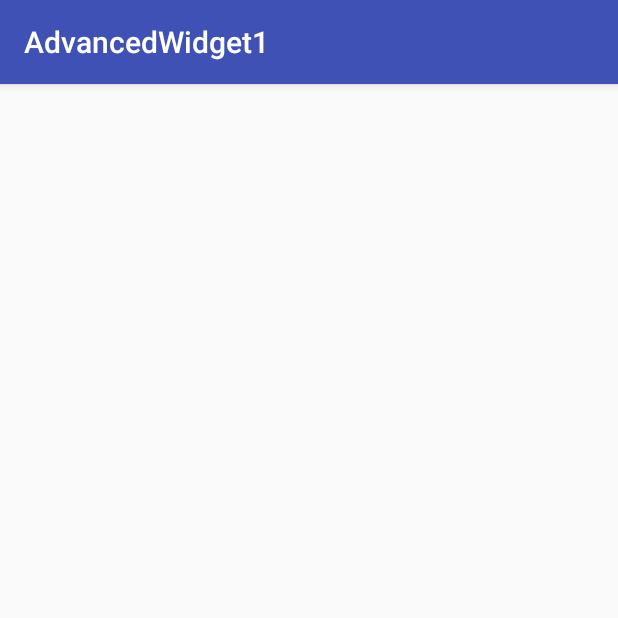
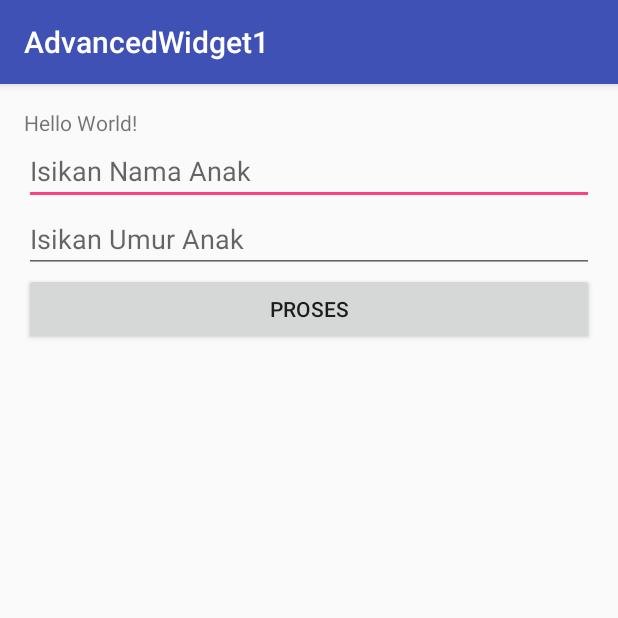
Before and after one commit to erlangga87/AdvancedWidget1, an Android app: the screen it shows after launch (MainActivity), on a phone screen of 412 x 824 dp, the top half of it. Run offline under Robolectric (Android 15) with nearby library versions, the phone set to English and light mode, and no system bars.

Commit message:
Widget Programming part 1

```diff
--- a/app/src/main/java/id/sch/smktelkom_mlg/xirpl3_20/advancedwidget1/MainActivity.java
+++ b/app/src/main/java/id/sch/smktelkom_mlg/xirpl3_20/advancedwidget1/MainActivity.java
@@ -1,7 +1,13 @@
 package id.sch.smktelkom_mlg.xirpl3_20.advancedwidget1;
 
+import android.os.Bundle;
 import android.support.v7.app.AppCompatActivity;
-import android.os.Bundle;
+import android.text.InputType;
+import android.view.View;
+import android.widget.Button;
+import android.widget.EditText;
+import android.widget.LinearLayout;
+import android.widget.TextView;
 
 public class MainActivity extends AppCompatActivity {
 
@@ -9,5 +15,31 @@ public class MainActivity extends AppCompatActivity {
     protected void onCreate(Bundle savedInstanceState) {
         super.onCreate(savedInstanceState);
         setContentView(R.layout.activity_main);
+
+        LinearLayout llMain = (LinearLayout) findViewById(R.id.linearLayoutMain);
+
+        final EditText etNama = new EditText(this);
+        llMain.addView(etNama);
+        etNama.setHint("Isikan Nama Anak");
+
+        final EditText etUmur = new EditText(this);
+        llMain.addView(etUmur);
+        etUmur.setHint("Isikan Umur Anak");
+        etUmur.setInputType(InputType.TYPE_CLASS_NUMBER);
+
+        Button bProses = new Button(this);
+        bProses.setText("Proses");
+        llMain.addView(bProses);
+        final TextView tvHasil = new TextView(this);
+        llMain.addView(tvHasil);
+        bProses.setOnClickListener(new View.OnClickListener() {
+            @Override
+            public void onClick(View view) {
+                String nama = etNama.getText().toString();
+                String umur = etUmur.getText().toString();
+
+                tvHasil.setText(nama + " umur " + umur + " tahun");
+            }
+        });
     }
 }
--- a/app/src/main/res/layout/activity_main.xml
+++ b/app/src/main/res/layout/activity_main.xml
@@ -2,6 +2,7 @@
 <LinearLayout xmlns:android="http://schemas.android.com/apk/res/android"
     xmlns:tools="http://schemas.android.com/tools"
     android:orientation="vertical"
+    android:id="@+id/linearLayoutMain"
     android:layout_width="match_parent"
     android:layout_height="match_parent"
     android:paddingBottom="@dimen/activity_vertical_margin"
@@ -10,4 +11,8 @@
     android:paddingTop="@dimen/activity_vertical_margin"
     tools:context="id.sch.smktelkom_mlg.xirpl3_20.advancedwidget1.MainActivity">
 
+    <TextView
+        android:layout_width="wrap_content"
+        android:layout_height="wrap_content"
+        android:text="Hello World!" />
 </LinearLayout>
```
